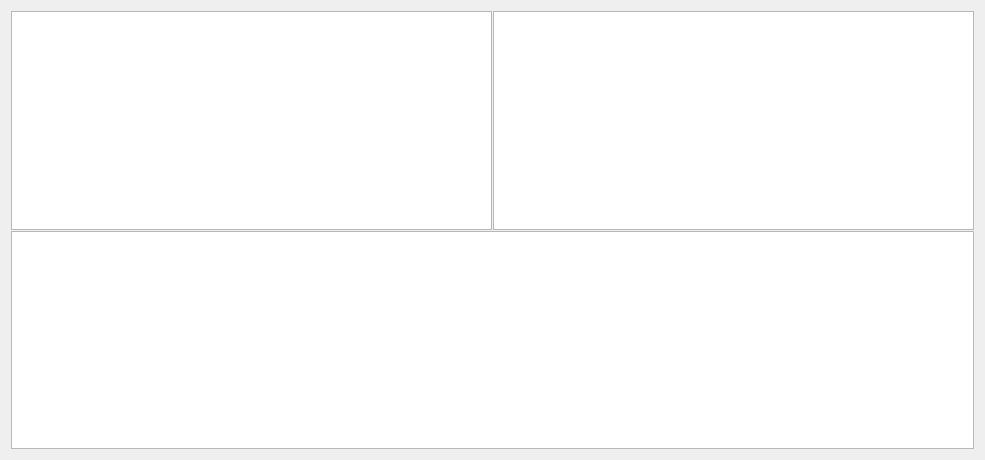
Old version of the form src/libtomahawk/widgets/SearchWidget.ui in the repository tomahawk-player/tomahawk.
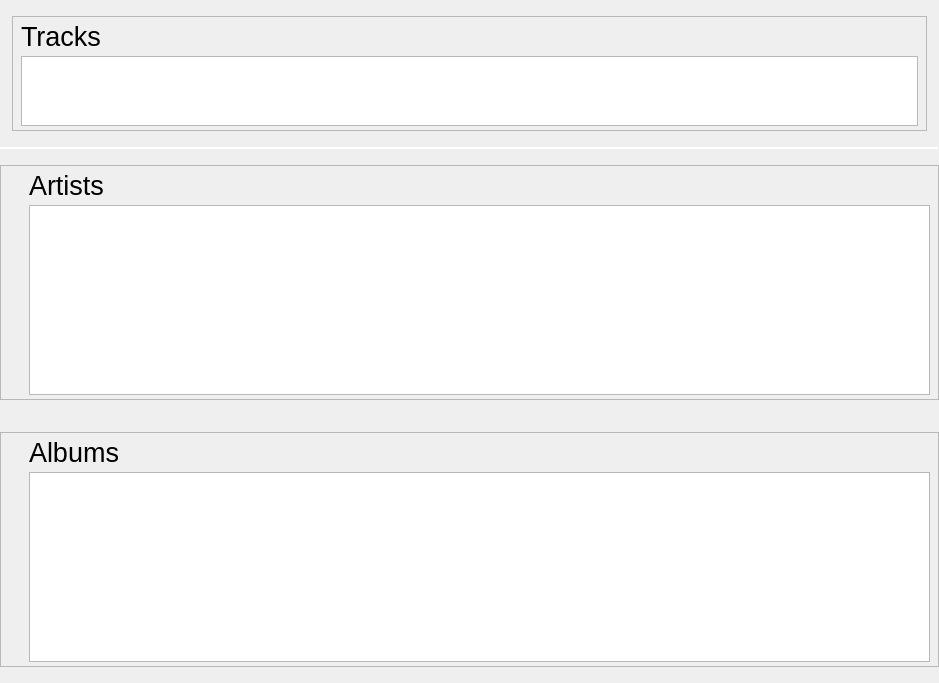
New version of the form. Custom widgets are drawn as their Qt base class.

Commit message: * New layout for search page.

What changed in the file:
```diff
--- a/src/libtomahawk/widgets/SearchWidget.ui
+++ b/src/libtomahawk/widgets/SearchWidget.ui
@@ -6,33 +6,257 @@
    <rect>
     <x>0</x>
     <y>0</y>
-    <width>985</width>
-    <height>460</height>
+    <width>939</width>
+    <height>647</height>
    </rect>
   </property>
   <property name="focusPolicy">
    <enum>Qt::TabFocus</enum>
   </property>
-  <layout class="QVBoxLayout" name="verticalLayout">
+  <layout class="QVBoxLayout" name="verticalLayout_7" stretch="0,0,1,0,0">
+   <property name="spacing">
+    <number>0</number>
+   </property>
+   <property name="margin">
+    <number>0</number>
+   </property>
    <item>
-    <widget class="QSplitter" name="splitter_2">
+    <widget class="QWidget" name="resultsContainer" native="true">
+     <layout class="QVBoxLayout" name="verticalLayout_4">
+      <property name="leftMargin">
+       <number>12</number>
+      </property>
+      <property name="topMargin">
+       <number>16</number>
+      </property>
+      <property name="rightMargin">
+       <number>12</number>
+      </property>
+      <property name="bottomMargin">
+       <number>16</number>
+      </property>
+      <item>
+       <widget class="QFrame" name="resultsFrame">
+        <property name="frameShape">
+         <enum>QFrame::StyledPanel</enum>
+        </property>
+        <property name="frameShadow">
+         <enum>QFrame::Raised</enum>
+        </property>
+        <layout class="QVBoxLayout" name="verticalLayout_3">
+         <property name="spacing">
+          <number>4</number>
+         </property>
+         <property name="leftMargin">
+          <number>8</number>
+         </property>
+         <property name="topMargin">
+          <number>4</number>
+         </property>
+         <property name="rightMargin">
+          <number>8</number>
+         </property>
+         <property name="bottomMargin">
+          <number>4</number>
+         </property>
+         <item>
+          <widget class="QLabel" name="label">
+           <property name="font">
+            <font>
+             <pointsize>20</pointsize>
+             <weight>50</weight>
+             <bold>false</bold>
+            </font>
+           </property>
+           <property name="text">
+            <string>Tracks</string>
+           </property>
+          </widget>
+         </item>
+         <item>
+          <widget class="PlaylistView" name="resultsView"/>
+         </item>
+         <item>
+          <spacer name="verticalSpacer">
+           <property name="orientation">
+            <enum>Qt::Vertical</enum>
+           </property>
+           <property name="sizeHint" stdset="0">
+            <size>
+             <width>20</width>
+             <height>0</height>
+            </size>
+           </property>
+          </spacer>
+         </item>
+        </layout>
+       </widget>
+      </item>
+     </layout>
+    </widget>
+   </item>
+   <item>
+    <widget class="Line" name="lineAbove">
+     <property name="maximumSize">
+      <size>
+       <width>16777215</width>
+       <height>1</height>
+      </size>
+     </property>
      <property name="orientation">
-      <enum>Qt::Vertical</enum>
+      <enum>Qt::Horizontal</enum>
      </property>
-     <property name="handleWidth">
-      <number>1</number>
+    </widget>
+   </item>
+   <item>
+    <widget class="Line" name="lineBelow">
+     <property name="maximumSize">
+      <size>
+       <width>16777215</width>
+       <height>1</height>
+      </size>
      </property>
-     <widget class="QSplitter" name="splitter">
-      <property name="orientation">
-       <enum>Qt::Horizontal</enum>
+     <property name="orientation">
+      <enum>Qt::Horizontal</enum>
+     </property>
+    </widget>
+   </item>
+   <item>
+    <widget class="QWidget" name="widget" native="true">
+     <layout class="QVBoxLayout" name="verticalLayout_6">
+      <property name="leftMargin">
+       <number>0</number>
       </property>
-      <property name="handleWidth">
-       <number>1</number>
+      <property name="topMargin">
+       <number>16</number>
       </property>
-      <widget class="GridView" name="artistView"/>
-      <widget class="GridView" name="albumView"/>
-     </widget>
-     <widget class="PlaylistView" name="resultsView"/>
+      <property name="rightMargin">
+       <number>0</number>
+      </property>
+      <property name="bottomMargin">
+       <number>16</number>
+      </property>
+      <item>
+       <widget class="QFrame" name="artistFrame">
+        <property name="frameShape">
+         <enum>QFrame::StyledPanel</enum>
+        </property>
+        <property name="frameShadow">
+         <enum>QFrame::Raised</enum>
+        </property>
+        <layout class="QVBoxLayout" name="verticalLayout_2">
+         <property name="spacing">
+          <number>4</number>
+         </property>
+         <property name="leftMargin">
+          <number>28</number>
+         </property>
+         <property name="topMargin">
+          <number>4</number>
+         </property>
+         <property name="rightMargin">
+          <number>8</number>
+         </property>
+         <property name="bottomMargin">
+          <number>4</number>
+         </property>
+         <item>
+          <widget class="QLabel" name="label_2">
+           <property name="font">
+            <font>
+             <pointsize>20</pointsize>
+             <weight>50</weight>
+             <bold>false</bold>
+            </font>
+           </property>
+           <property name="text">
+            <string>Artists</string>
+           </property>
+          </widget>
+         </item>
+         <item>
+          <widget class="GridView" name="artistView">
+           <property name="minimumSize">
+            <size>
+             <width>0</width>
+             <height>190</height>
+            </size>
+           </property>
+          </widget>
+         </item>
+        </layout>
+       </widget>
+      </item>
+     </layout>
+    </widget>
+   </item>
+   <item>
+    <widget class="QWidget" name="widget_3" native="true">
+     <layout class="QVBoxLayout" name="verticalLayout_5">
+      <property name="leftMargin">
+       <number>0</number>
+      </property>
+      <property name="topMargin">
+       <number>16</number>
+      </property>
+      <property name="rightMargin">
+       <number>0</number>
+      </property>
+      <property name="bottomMargin">
+       <number>16</number>
+      </property>
+      <item>
+       <widget class="QFrame" name="albumFrame">
+        <property name="frameShape">
+         <enum>QFrame::StyledPanel</enum>
+        </property>
+        <property name="frameShadow">
+         <enum>QFrame::Raised</enum>
+        </property>
+        <layout class="QVBoxLayout" name="verticalLayout">
+         <property name="spacing">
+          <number>4</number>
+         </property>
+         <property name="leftMargin">
+          <number>28</number>
+         </property>
+         <property name="topMargin">
+          <number>4</number>
+         </property>
+         <property name="rightMargin">
+          <number>8</number>
+         </property>
+         <property name="bottomMargin">
+          <number>4</number>
+         </property>
+         <item>
+          <widget class="QLabel" name="label_3">
+           <property name="font">
+            <font>
+             <pointsize>20</pointsize>
+             <weight>50</weight>
+             <bold>false</bold>
+            </font>
+           </property>
+           <property name="text">
+            <string>Albums</string>
+           </property>
+          </widget>
+         </item>
+         <item>
+          <widget class="GridView" name="albumView">
+           <property name="minimumSize">
+            <size>
+             <width>0</width>
+             <height>190</height>
+            </size>
+           </property>
+          </widget>
+         </item>
+        </layout>
+       </widget>
+      </item>
+     </layout>
     </widget>
    </item>
   </layout>
```
Left out of the diff: 4 changed lines with no effect on the pictures. The commit also changes 2 other files.
